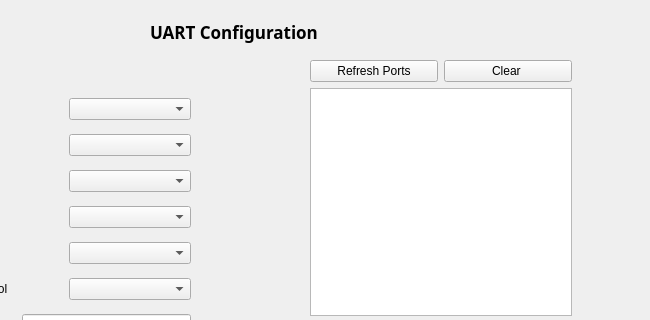
Above: uart.ui from Nourreddine1920/Serial_Port_COM before the change; both pictures show x 150 to 800 and y 0 to 320 of the 800 by 600 pixel window. Below: the same form after it.
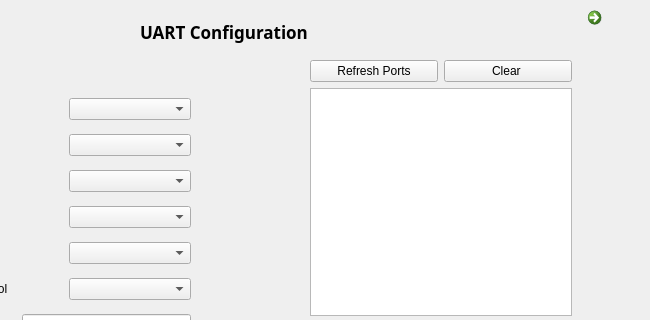
That is the form after the change.

Commit message: fixing interface configurations

The edit to the form file:
```diff
--- a/uart.ui
+++ b/uart.ui
@@ -17,7 +17,7 @@
    <widget class="QLabel" name="UartConfig">
     <property name="geometry">
      <rect>
-      <x>300</x>
+      <x>290</x>
       <y>20</y>
       <width>176</width>
       <height>24</height>
@@ -34,7 +34,7 @@
      <string>UART Configuration</string>
     </property>
    </widget>
-   <widget class="QWidget" name="">
+   <widget class="QWidget" name="layoutWidget">
     <property name="geometry">
      <rect>
       <x>90</x>
@@ -149,13 +149,13 @@
      <rect>
       <x>11</x>
       <y>51</y>
-      <width>273</width>
-      <height>280</height>
+      <width>761</width>
+      <height>441</height>
      </rect>
     </property>
     <layout class="QHBoxLayout" name="horizontalLayout_7"/>
    </widget>
-   <widget class="QWidget" name="">
+   <widget class="QWidget" name="layoutWidget">
     <property name="geometry">
      <rect>
       <x>460</x>
@@ -228,6 +228,19 @@
      </item>
     </layout>
    </widget>
+   <widget class="QCommandLinkButton" name="commandLinkButton">
+    <property name="geometry">
+     <rect>
+      <x>730</x>
+      <y>0</y>
+      <width>50</width>
+      <height>47</height>
+     </rect>
+    </property>
+    <property name="text">
+     <string/>
+    </property>
+   </widget>
   </widget>
   <widget class="QMenuBar" name="menubar">
    <property name="geometry">
```
The commit also changes 4 other files.
